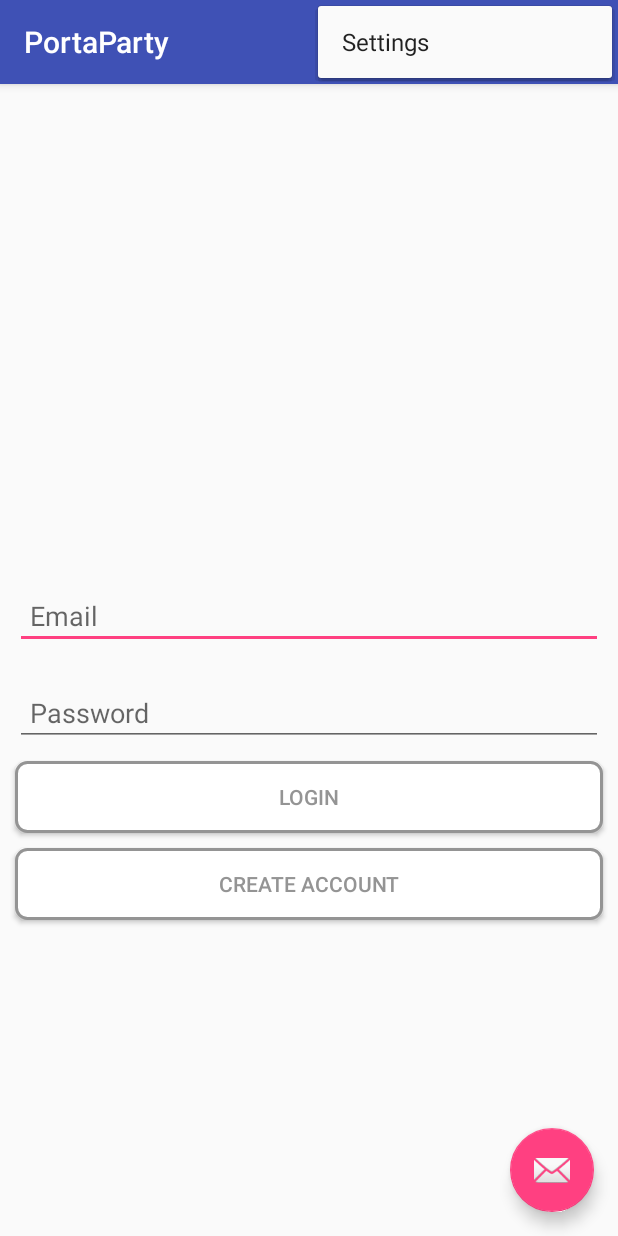
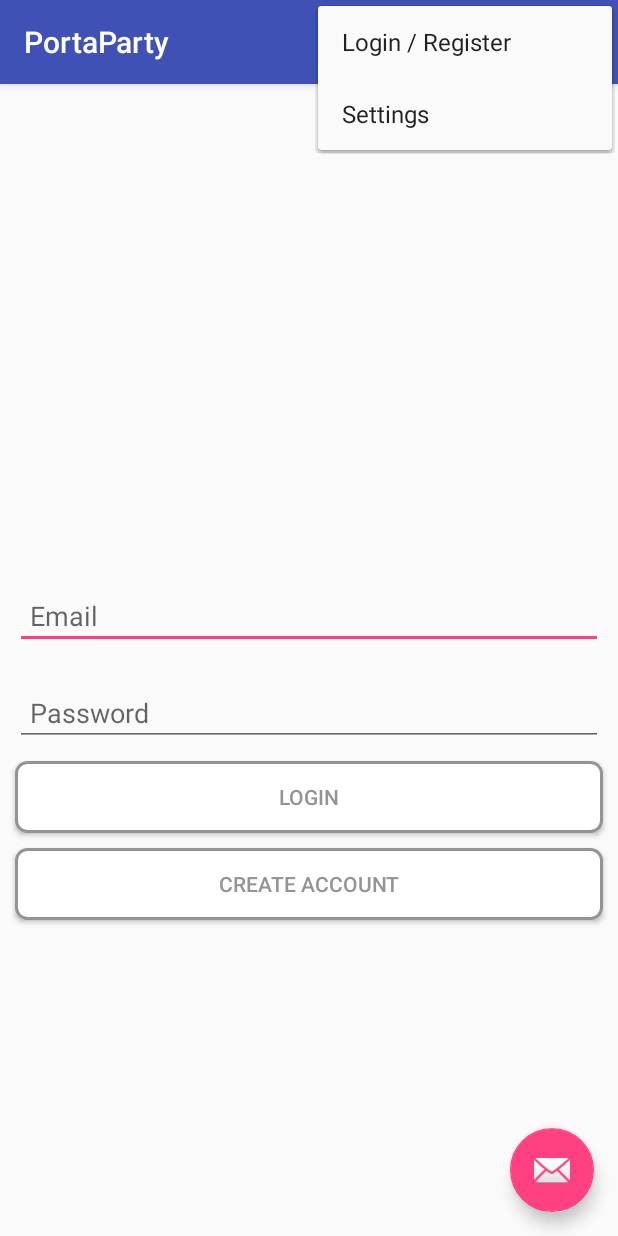
Before and after one commit to slowry1/PortaParty, an Android app: the screen it shows after launch (LoginActivity), with the options menu open, on a phone screen of 412 x 824 dp. Run offline under Robolectric (Android 15) with nearby library versions, the phone set to English and light mode, and no system bars; libraries missing offline, so code that uses them is left out: com.firebase.client; 2 statements that could not run were skipped.

Commit message:
Added login /register and logout menu items and they work

```diff
--- a/app/src/main/res/menu/menu_main.xml
+++ b/app/src/main/res/menu/menu_main.xml
@@ -7,4 +7,16 @@
         android:orderInCategory="100"
         android:title="@string/action_settings"
         app:showAsAction="never" />
+    <item
+        android:id="@+id/action_login"
+        android:orderInCategory="1"
+        android:title="Login / Register"
+        app:showAsAction="never"
+        android:visible="true"/>
+    <item
+        android:id="@+id/action_logout"
+        android:orderInCategory="2"
+        android:title="Log Out"
+        app:showAsAction="never"
+        android:visible="false"/>
 </menu>
```
Also changed, not shown: app/src/main/java/rodney/portaparty/MainActivity.java (+72 -0 lines), app/src/main/ic_launcher-web.png (added), app/src/main/res/mipmap-hdpi/ic_launcher.png, app/src/main/res/mipmap-mdpi/ic_launcher.png, app/src/main/res/mipmap-xhdpi/ic_launcher.png, app/src/main/res/mipmap-xxhdpi/ic_launcher.png, app/src/main/res/mipmap-xxxhdpi/ic_launcher.png, 4 other files.
